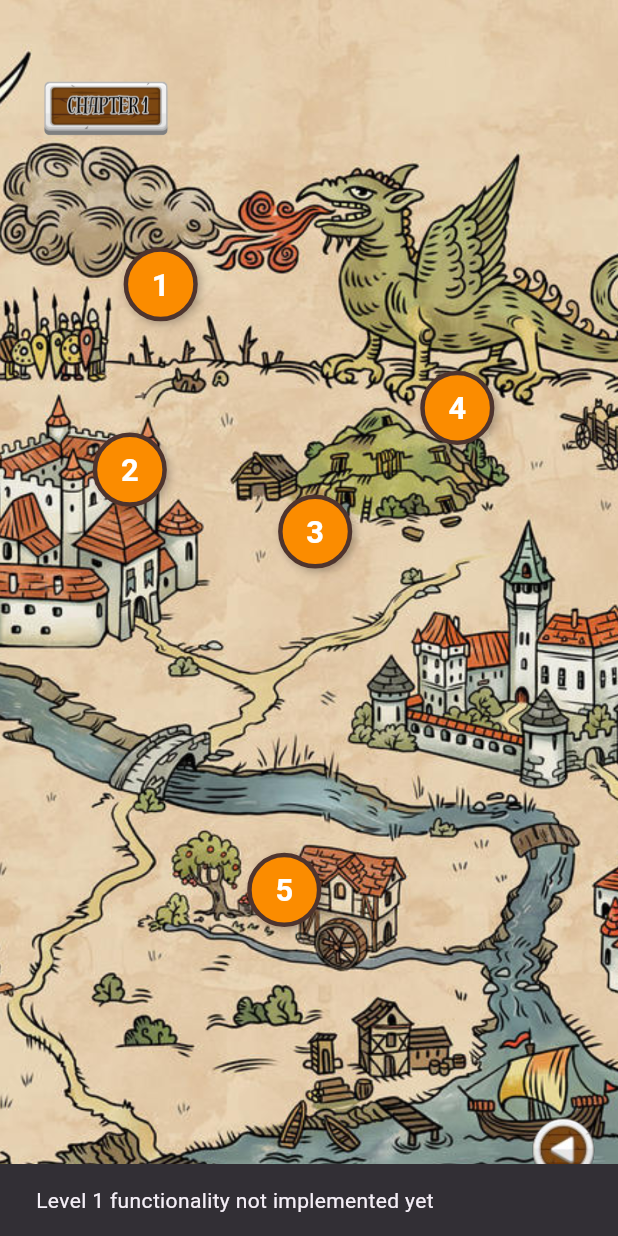
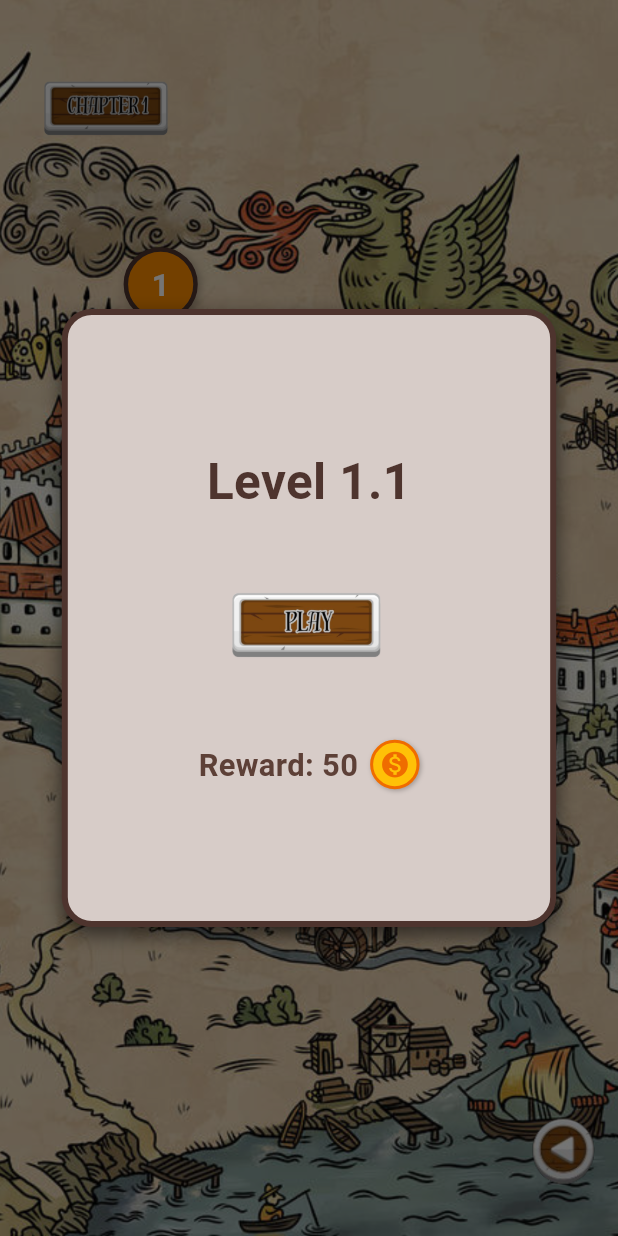
Before and after one commit to junirst/match3, a Flutter app: the Chapter1Screen screen opened by its route, after a tap on an icon or button, on a phone screen of 412 x 824 dp. Run offline on Flutter 3.47's test engine with Material 3 defaults, Android fonts, the phone set to English and light mode, and no system bars; our stand-ins replace audioplayers.

Commit message:
level pop up

```diff
--- a/lib/Chapter1.dart
+++ b/lib/Chapter1.dart
@@ -38,12 +38,142 @@ class _Chapter1ScreenState extends State<Chapter1Screen> {
     // Play sound effect
     AudioManager().playSfx();
 
-    // Navigate to level gameplay
-    ScaffoldMessenger.of(context).showSnackBar(
-      SnackBar(
-        content: Text('Level $levelNumber functionality not implemented yet'),
-        duration: Duration(seconds: 1),
-      ),
+    // Show level popup dialog
+    _showLevelDialog(levelNumber);
+  }
+
+  void _showLevelDialog(int levelNumber) {
+    showDialog(
+      context: context,
+      barrierDismissible: true,
+      builder: (BuildContext context) {
+        final screenSize = MediaQuery.of(context).size;
+        final screenWidth = screenSize.width;
+        final screenHeight = screenSize.height;
+
+        return Dialog(
+          backgroundColor: Colors.transparent,
+          child: Container(
+            width: screenWidth * 0.8,
+            height: screenHeight * 0.5,
+            decoration: BoxDecoration(
+              color: Colors.brown[100],
+              borderRadius: BorderRadius.circular(20),
+              border: Border.all(color: Colors.brown[800]!, width: 4),
+              boxShadow: [
+                BoxShadow(
+                  color: Colors.black54,
+                  blurRadius: 10,
+                  offset: Offset(0, 5),
+                ),
+              ],
+            ),
+            child: Column(
+              mainAxisAlignment: MainAxisAlignment.center,
+              children: [
+                // Level title
+                Text(
+                  'Level 1.$levelNumber',
+                  style: TextStyle(
+                    fontSize: screenWidth * 0.08,
+                    fontWeight: FontWeight.bold,
+                    color: Colors.brown[800],
+                  ),
+                ),
+
+                SizedBox(height: screenHeight * 0.03),
+
+                // Play button
+                GestureDetector(
+                  onTap: () {
+                    AudioManager().playSfx();
+                    Navigator.pop(context);
+                    // Navigate to actual gameplay here - replace with your game screen
+                    ScaffoldMessenger.of(context).showSnackBar(
+                      SnackBar(
+                        content: Text('Starting Level 1.$levelNumber'),
+                        duration: Duration(seconds: 1),
+                      ),
+                    );
+                  },
+                  child: Image.asset(
+                    'assets/PlayButton.png',
+                    width: screenWidth * 0.3,
+                    height: screenHeight * 0.12,
+                    errorBuilder: (context, error, stackTrace) {
+                      return Container(
+                        width: screenWidth * 0.3,
+                        height: screenHeight * 0.12,
+                        decoration: BoxDecoration(
+                          color: Colors.green[600],
+                          borderRadius: BorderRadius.circular(15),
+                          border: Border.all(
+                            color: Colors.green[800]!,
+                            width: 3,
+                          ),
+                        ),
+                        child: Center(
+                          child: Text(
+                            'PLAY',
+                            style: TextStyle(
+                              color: Colors.white,
+                              fontSize: screenWidth * 0.06,
+                              fontWeight: FontWeight.bold,
+                            ),
+                          ),
+                        ),
+                      );
+                    },
+                  ),
+                ),
+
+                SizedBox(height: screenHeight * 0.03),
+
+                // Reward section
+                Row(
+                  mainAxisAlignment: MainAxisAlignment.center,
+                  children: [
+                    Text(
+                      'Reward: ${levelNumber * 50}',
+                      style: TextStyle(
+                        fontSize: screenWidth * 0.05,
+                        fontWeight: FontWeight.bold,
+                        color: Colors.brown[700],
+                      ),
+                    ),
+                    SizedBox(width: 8),
+                    // Gold coin icon
+                    Container(
+                      width: screenWidth * 0.08,
+                      height: screenWidth * 0.08,
+                      decoration: BoxDecoration(
+                        color: Colors.amber,
+                        shape: BoxShape.circle,
+                        border: Border.all(
+                          color: Colors.orange[800]!,
+                          width: 2,
+                        ),
+                        boxShadow: [
+                          BoxShadow(
+                            color: Colors.black26,
+                            blurRadius: 2,
+                            offset: Offset(1, 1),
+                          ),
+                        ],
+                      ),
+                      child: Icon(
+                        Icons.monetization_on,
+                        color: Colors.orange[800],
+                        size: screenWidth * 0.05,
+                      ),
+                    ),
+                  ],
+                ),
+              ],
+            ),
+          ),
+        );
+      },
     );
   }
 
```
Also changed, not shown: assets/PlayButton.png (added).
